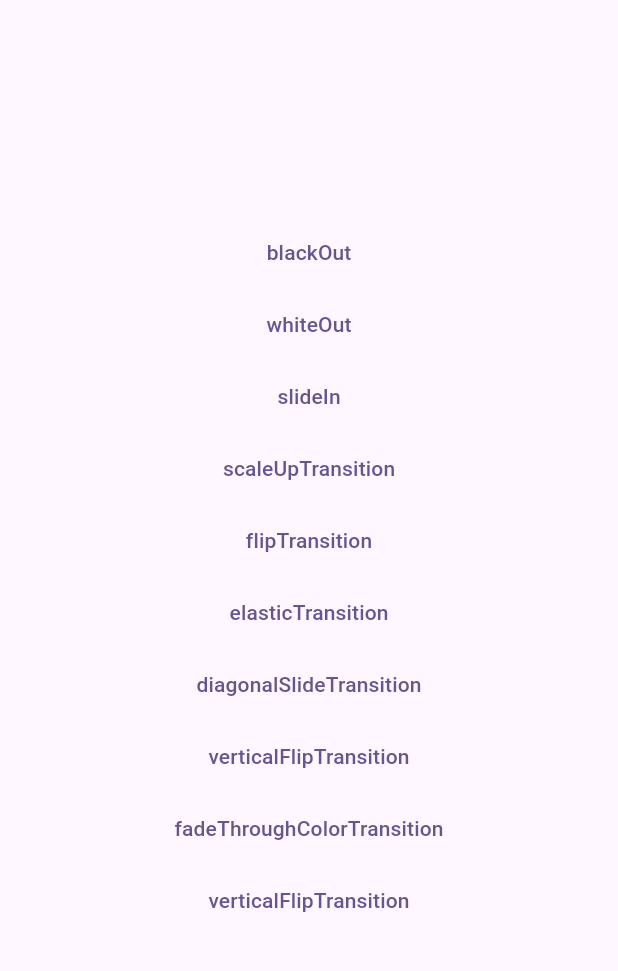
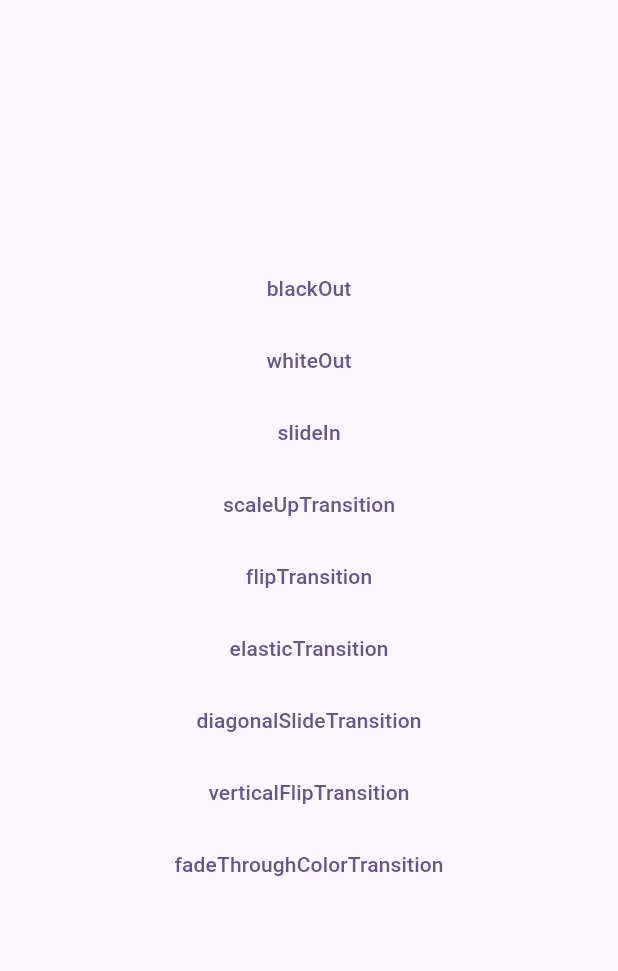
Before and after one commit to iseruuuuu/good_navigator_app, a Flutter app: the screen it shows after launch, on a phone screen of 412 x 824 dp, the part 84-1055 px from its top. Run offline on Flutter 3.47's test engine with Material 3 defaults, Android fonts, the phone set to English and light mode, and no system bars.

Commit message:
add: アニメーションをアップデートしました

```diff
--- a/lib/main.dart
+++ b/lib/main.dart
@@ -119,14 +119,6 @@ class _MyHomePageState extends State<MyHomePage> {
               },
               child: const Text('fadeThroughColorTransition'),
             ),
-            TextButton(
-              onPressed: () {
-                Navigator.of(context).push(
-                  verticalFlipTransition(const SecondScreen()),
-                );
-              },
-              child: const Text('verticalFlipTransition'),
-            ),
           ],
         ),
       ),
```
Also changed, not shown: lib/amination.dart (+12 -6 lines).
